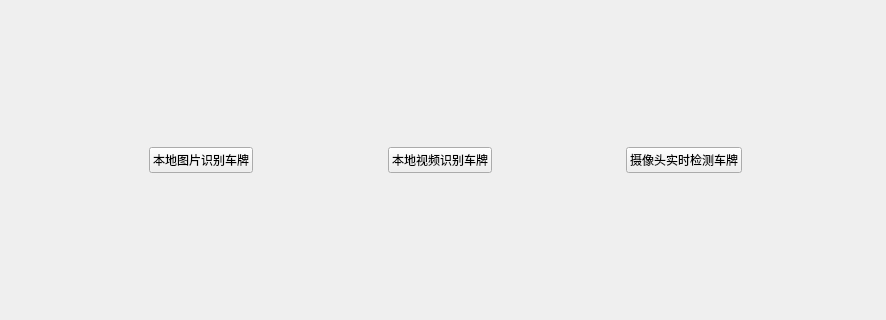
First picture: the form in SelectPage.ui, repository Luchanaaaaa/PlateDetect-QT-YOLOv5-LPRNe, before the edit; both pictures show x 0 to 886 and y 135 to 455 of the 886 by 625 pixel window.
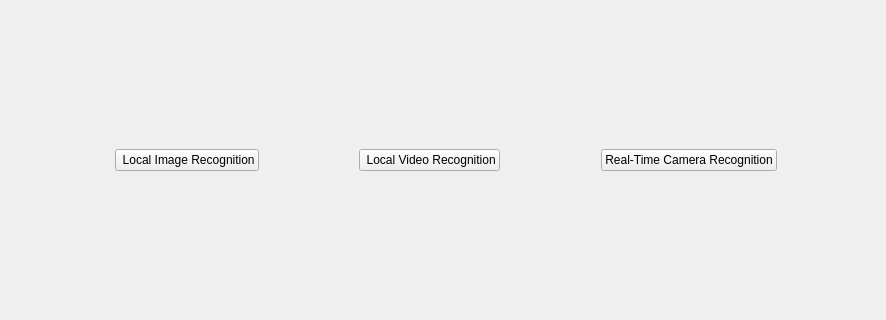
Second picture: the form after the edit.

Diff of the .ui file:
```diff
--- a/SelectPage.ui
+++ b/SelectPage.ui
@@ -62,7 +62,7 @@
      <item>
       <widget class="QPushButton" name="ImageDetectButton">
        <property name="text">
-        <string>本地图片识别车牌</string>
+        <string> Local Image Recognition</string>
        </property>
       </widget>
      </item>
@@ -82,7 +82,7 @@
      <item>
       <widget class="QPushButton" name="VideoDetectButton">
        <property name="text">
-        <string>本地视频识别车牌</string>
+        <string> Local Video Recognition</string>
        </property>
       </widget>
      </item>
@@ -102,7 +102,7 @@
      <item>
       <widget class="QPushButton" name="RealTimeDetectButton">
        <property name="text">
-        <string>摄像头实时检测车牌</string>
+        <string>Real-Time Camera Recognition</string>
        </property>
       </widget>
      </item>
```
